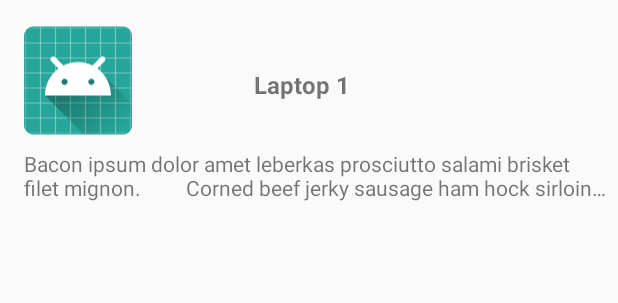
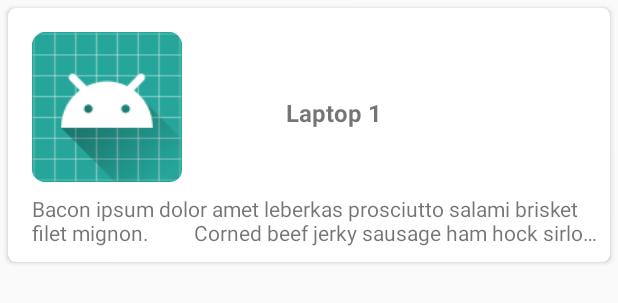
Before and after one commit to lucaslabs/MyApp, an Android app: the layout laptop_item.xml on its own in the app's theme, with its tools: preview values and no code run, on a phone screen of 412 x 824 dp. Shown: the top 303 px of the screen. Run offline under Robolectric (Android 15) with nearby library versions, the phone set to English and light mode, and no system bars.

Commit message:
Add card view.

```diff
--- a/app/src/main/res/layout/fragment_show_laptop_list.xml
+++ b/app/src/main/res/layout/fragment_show_laptop_list.xml
@@ -1,7 +1,8 @@
 <RelativeLayout xmlns:android="http://schemas.android.com/apk/res/android"
-    xmlns:tools="http://schemas.android.com/tools"
     android:layout_width="match_parent"
     android:layout_height="match_parent">
+
+    <!-- TODO Add Swipe to refresh feature -->
 
     <ProgressBar
         android:id="@+id/progressBar"
@@ -10,20 +11,9 @@
         android:layout_centerInParent="true"
         android:visibility="gone" />
 
-    <TextView
-        android:id="@+id/txtTitle"
-        android:layout_width="match_parent"
-        android:layout_height="wrap_content"
-        android:layout_margin="5dp"
-        android:textSize="18sp"
-        android:textStyle="bold"
-        tools:text="Laptop list:" />
-
     <android.support.v7.widget.RecyclerView
         android:id="@+id/rvLaptop"
         android:layout_width="match_parent"
         android:layout_height="match_parent"
-        android:layout_below="@+id/txtTitle"
         android:layout_margin="5dp" />
-
 </RelativeLayout>
--- a/app/src/main/res/layout/laptop_item.xml
+++ b/app/src/main/res/layout/laptop_item.xml
@@ -1,18 +1,22 @@
 <?xml version="1.0" encoding="utf-8"?>
-<android.support.constraint.ConstraintLayout xmlns:android="http://schemas.android.com/apk/res/android"
+<android.support.v7.widget.CardView xmlns:android="http://schemas.android.com/apk/res/android"
     xmlns:app="http://schemas.android.com/apk/res-auto"
     xmlns:tools="http://schemas.android.com/tools"
     android:layout_width="match_parent"
     android:layout_height="wrap_content"
-    android:elevation="5dp"
-    app:cardCornerRadius="5dp"
-    tools:layout_editor_absoluteX="5dp"
-    tools:layout_editor_absoluteY="81dp">
+    android:layout_margin="5dp"
+    android:elevation="8dp"
+    app:cardCornerRadius="5dp">
+
+    <android.support.constraint.ConstraintLayout
+        android:layout_width="match_parent"
+        android:layout_height="wrap_content"
+        android:elevation="10dp">
 
         <ImageView
             android:id="@+id/imgLaptop"
-        android:layout_width="wrap_content"
-        android:layout_height="75dp"
+            android:layout_width="100dp"
+            android:layout_height="100dp"
             android:layout_marginStart="16dp"
             android:layout_marginTop="16dp"
             android:src="@mipmap/ic_launcher"
@@ -44,11 +48,11 @@
             android:layout_marginEnd="8dp"
             android:ellipsize="end"
             android:maxLines="2"
-        app:layout_constraintEnd_toEndOf="parent"
-        app:layout_constraintStart_toStartOf="parent"
+            android:paddingBottom="10dp"
             app:layout_constraintTop_toBottomOf="@+id/imgLaptop"
             tools:text="Bacon ipsum dolor amet leberkas prosciutto salami brisket filet mignon.
         Corned beef jerky sausage ham hock sirloin pork loin landjaeger picanha spare ribs meatloaf prosciutto kevin andouille porchetta shankle.
         Jerky ribeye kevin ham pancetta strip steak biltong burgdoggen, pork chop pork loin pig beef ribs andouille hamburger.
         Fatback landjaeger brisket short loin spare ribs sausage cow. Short ribs landjaeger boudin chicken shoulder turducken flank." />
     </android.support.constraint.ConstraintLayout>
+</android.support.v7.widget.CardView>
```
Lines whose indentation alone changed are shown as unchanged.
